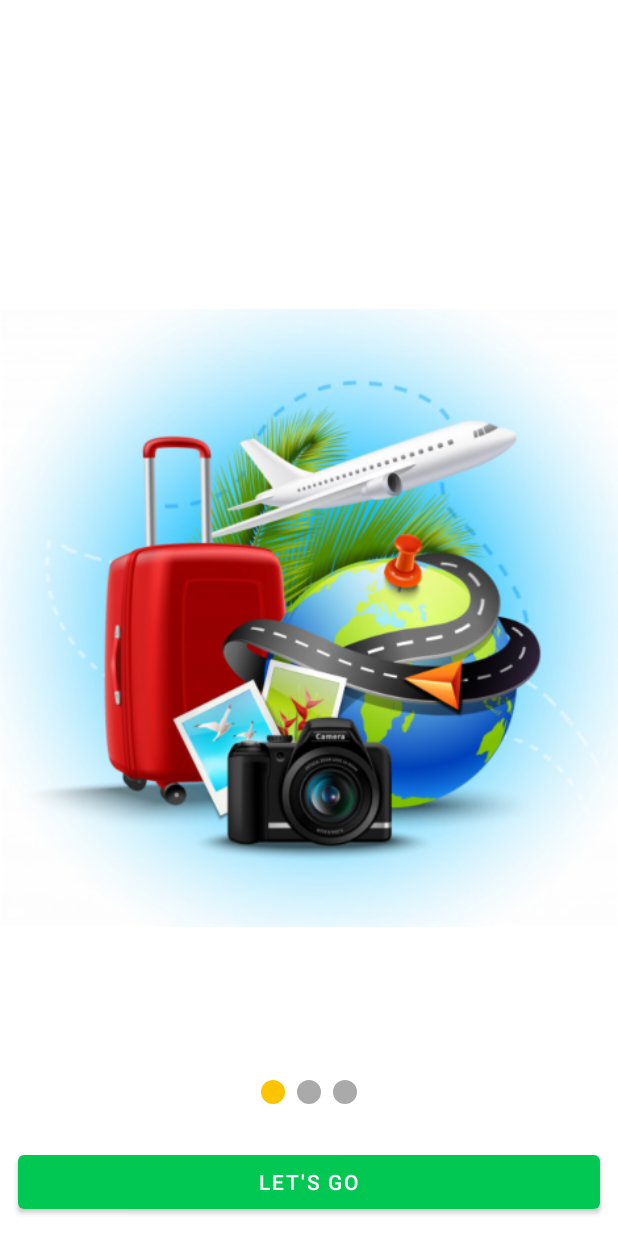
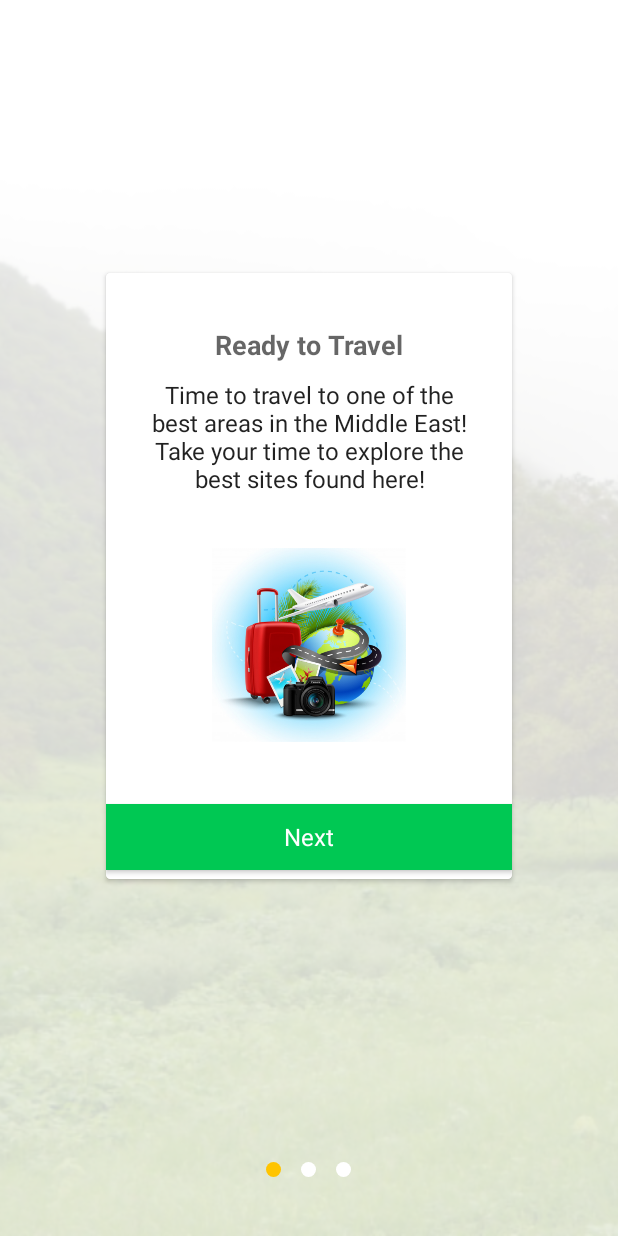
Before and after one commit to NoussaOns/TourGuide, an Android app: the screen it shows after launch (MainActivity), on a phone screen of 412 x 824 dp. Run offline under Robolectric (Android 15) with nearby library versions, the phone set to English and light mode, and no system bars; our stand-ins replace ButterKnife.

Commit message:
update the mainActivity with better ui

```diff
--- a/app/src/main/java/com/example/android/tourguideapp/MainActivity.java
+++ b/app/src/main/java/com/example/android/tourguideapp/MainActivity.java
@@ -1,17 +1,19 @@
 package com.example.android.tourguideapp;
 
+import android.content.Context;
 import android.content.Intent;
+import android.graphics.Color;
+import android.graphics.PorterDuff;
 import android.os.Bundle;
+import android.view.LayoutInflater;
 import android.view.View;
-
-import com.example.android.tourguideapp.fragment.PicturesFragment;
+import android.view.ViewGroup;
+import android.widget.ImageView;
+import android.widget.LinearLayout;
+import android.widget.TextView;
 import com.google.android.material.button.MaterialButton;
-import com.google.android.material.tabs.TabLayout;
-
 import androidx.annotation.NonNull;
 import androidx.appcompat.app.AppCompatActivity;
-import androidx.fragment.app.Fragment;
-import androidx.fragment.app.FragmentPagerAdapter;
 import androidx.viewpager.widget.PagerAdapter;
 import androidx.viewpager.widget.ViewPager;
 import butterknife.BindView;
@@ -19,48 +21,149 @@ import butterknife.ButterKnife;
 
 public class MainActivity extends AppCompatActivity {
 
+    private static final int MAX_STEP = 3;
+    // viewpager change listener
+    ViewPager.OnPageChangeListener viewPagerPageChangeListener = new ViewPager.OnPageChangeListener() {
+        @Override
+        public void onPageScrolled(int position, float positionOffset, int positionOffsetPixels) {
+        }
+
+        @Override
+        public void onPageSelected(int position) {
+            bottomProgressDots(position);
+        }
+
+        @Override
+        public void onPageScrollStateChanged(int state) {
+        }
+    };
+    private MyViewPagerAdapter myViewPagerAdapter;
+    private String[] titles;
+    private String[] aboutTitles;
+
     @BindView(R.id.view_pager)
     ViewPager viewPager;
-    @BindView(R.id.tabDots)
-    TabLayout tabLayout;
-    @BindView(R.id.lets_go_button)
-    MaterialButton button;
+    private int images[];
+
     @Override
     protected void onCreate(Bundle savedInstanceState) {
         super.onCreate(savedInstanceState);
         setContentView(R.layout.activity_main);
         ButterKnife.bind(this);
-        //pager adapter
-        PagerAdapter adapter = new FragmentPagerAdapter(getSupportFragmentManager()) {
-            int[] photos = {R.drawable.vacation_holidays_background_with_realistic_globe_suitcase_photo_camera_1284_10476, R.drawable.world_with_landmarks_background_watercolor_style_23_2147765646, R.drawable.modern_hotel_reception_composition_23_2147994128};
 
-            @NonNull
-            @Override
-            public Fragment getItem(int position) {
-                Fragment fragment = new PicturesFragment();
-                //Log.e("fragment:",fragment.getTag());
-                Bundle args = new Bundle();
-                args.putInt("photo", photos[position]);
-                fragment.setArguments(args);
-                return fragment;
+
+        titles = new String[]{
+                getString(R.string.ready_to_travel),
+                getString(R.string.best_destination),
+                getString(R.string.best_hotels)
+        };
+
+        aboutTitles = new String[]{
+                getString(R.string.ready_to_travel_text),
+                getString(R.string.best_destination_text),
+                getString(R.string.best_hotels_text)
+        };
+
+        images = new int[]{
+                R.drawable.vacation_holidays_background_with_realistic_globe_suitcase_photo_camera_1284_10476,
+                R.drawable.world_with_landmarks_background_watercolor_style_23_2147765646,
+                R.drawable.modern_hotel_reception_composition_23_2147994128
+        };
+
+
+        bottomProgressDots(0);
+
+        myViewPagerAdapter = new MyViewPagerAdapter();
+        viewPager.setAdapter(myViewPagerAdapter);
+        viewPager.addOnPageChangeListener(viewPagerPageChangeListener);
+
+        Tools.setSystemBarColor(this, R.color.overlay_light_80);
+        Tools.setSystemBarLight(this);
+
+    }
+
+    private void bottomProgressDots(int current_index) {
+        LinearLayout dotsLayout = findViewById(R.id.layoutDots);
+        ImageView[] dots = new ImageView[MAX_STEP];
+
+        dotsLayout.removeAllViews();
+        for (int i = 0; i < dots.length; i++) {
+            dots[i] = new ImageView(this);
+            int width_height = 15;
+            LinearLayout.LayoutParams params = new LinearLayout.LayoutParams(new ViewGroup.LayoutParams(width_height, width_height));
+            params.setMargins(10, 10, 10, 10);
+            dots[i].setLayoutParams(params);
+            dots[i].setImageResource(R.drawable.shape_circle);
+            dots[i].setColorFilter(Color.WHITE, PorterDuff.Mode.SRC_IN);
+            dotsLayout.addView(dots[i]);
+        }
+
+        if (dots.length > 0) {
+            dots[current_index].setImageResource(R.drawable.shape_circle);
+            dots[current_index].setColorFilter(getResources().getColor(R.color.colorAccent), PorterDuff.Mode.SRC_IN);
+        }
+    }
+
+    public class MyViewPagerAdapter extends PagerAdapter {
+        private LayoutInflater mLayoutInflater;
+        private MaterialButton mButton;
+
+        public MyViewPagerAdapter() {
         }
 
         @Override
         public int getCount() {
-                return photos.length;
+            return titles.length;
         }
-        };
 
-        //set the adapter into the viewPager
-        viewPager.setAdapter(adapter);
-        tabLayout.setupWithViewPager(viewPager, true);
+        @NonNull
+        @Override
+        public Object instantiateItem(@NonNull ViewGroup container, int position) {
+            mLayoutInflater = (LayoutInflater) getSystemService(Context.LAYOUT_INFLATER_SERVICE);
 
-        button.setOnClickListener(new View.OnClickListener() {
+            View view = mLayoutInflater.inflate(R.layout.card_items_main, container, false);
+
+            ((TextView) view.findViewById(R.id.title)).setText(titles[position]);
+            ((TextView) view.findViewById(R.id.description)).setText(aboutTitles[position]);
+            ((ImageView) view.findViewById(R.id.image)).setImageResource(images[position]);
+
+            mButton = view.findViewById(R.id.btn_next);
+
+            if (position == titles.length - 1) {
+                mButton.setText(getString(R.string.get_started));
+            } else {
+                mButton.setText(getString(R.string.next));
+            }
+
+            mButton.setOnClickListener(new View.OnClickListener() {
                 @Override
                 public void onClick(View v) {
+                    int current = viewPager.getCurrentItem() + 1;
+                    if (current < MAX_STEP) {
+                        // move to next screen
+                        viewPager.setCurrentItem(current);
+                    } else {
                         Intent i = new Intent(getApplicationContext(), Places.class);
                         startActivity(i);
+                        finish();
+                    }
                 }
             });
+
+            container.addView(view);
+
+            return view;
+        }
+
+        @Override
+        public boolean isViewFromObject(@NonNull View view, @NonNull Object object) {
+            return view == object;
+        }
+
+        @Override
+        public void destroyItem(ViewGroup container, int position, Object object) {
+            View view = (View) object;
+            container.removeView(view);
         }
     }
+}
--- /dev/null
+++ b/app/src/main/java/com/example/android/tourguideapp/Tools.java
@@ -0,0 +1,32 @@
+package com.example.android.tourguideapp;
+
+import android.app.Activity;
+import android.os.Build;
+import android.view.View;
+import android.view.Window;
+import android.view.WindowManager;
+
+import com.example.android.tourguideapp.R;
+
+import androidx.annotation.ColorRes;
+
+public class Tools {
+
+    public static void setSystemBarColor(Activity act, @ColorRes int color) {
+        if (Build.VERSION.SDK_INT >= Build.VERSION_CODES.LOLLIPOP) {
+            Window window = act.getWindow();
+            window.addFlags(WindowManager.LayoutParams.FLAG_DRAWS_SYSTEM_BAR_BACKGROUNDS);
+            window.clearFlags(WindowManager.LayoutParams.FLAG_TRANSLUCENT_STATUS);
+            window.setStatusBarColor(act.getResources().getColor(color));
+        }
+    }
+
+    public static void setSystemBarLight(Activity act) {
+        if (Build.VERSION.SDK_INT >= Build.VERSION_CODES.M) {
+            View view = act.findViewById(android.R.id.content);
+            int flags = view.getSystemUiVisibility();
+            flags |= View.SYSTEM_UI_FLAG_LIGHT_STATUS_BAR;
+            view.setSystemUiVisibility(flags);
+        }
+    }
+}
--- /dev/null
+++ b/app/src/main/res/drawable/shape_circle.xml
@@ -0,0 +1,6 @@
+<?xml version="1.0" encoding="utf-8"?>
+<shape xmlns:android="http://schemas.android.com/apk/res/android"
+    android:shape="oval">
+    <solid android:color="@android:color/white" />
+
+</shape>
--- a/app/src/main/res/layout/activity_main.xml
+++ b/app/src/main/res/layout/activity_main.xml
@@ -1,34 +1,35 @@
 <?xml version="1.0" encoding="utf-8"?>
 <RelativeLayout xmlns:android="http://schemas.android.com/apk/res/android"
-    xmlns:app="http://schemas.android.com/apk/res-auto"
-    xmlns:tools="http://schemas.android.com/tools"
     android:layout_width="match_parent"
     android:layout_height="match_parent"
-    android:background="@android:color/white"
-    android:orientation="vertical"
-    tools:context=".MainActivity">
+    android:fitsSystemWindows="false">
 
-    <androidx.viewpager.widget.ViewPager
-        android:id="@+id/view_pager"
+    <ImageView
         android:layout_width="match_parent"
-        android:layout_height="match_parent" />
+        android:layout_height="match_parent"
+        android:foreground="@color/overlay_light_80"
+        android:scaleType="centerCrop"
+        android:src="@drawable/salalah_mountain_green" />
 
-    <com.google.android.material.tabs.TabLayout
-        android:id="@+id/tabDots"
+    <LinearLayout
         android:layout_width="match_parent"
-        android:layout_height="wrap_content"
-        android:layout_above="@id/lets_go_button"
-        app:tabBackground="@drawable/tab_selector"
-        app:tabGravity="center"
-        app:tabIndicatorColor="@color/colorAccent"
-        app:tabIndicatorHeight="0dp" />
+        android:layout_height="match_parent"
+        android:orientation="vertical">
 
-    <com.google.android.material.button.MaterialButton
-        android:id="@+id/lets_go_button"
-        android:layout_width="match_parent"
-        android:layout_height="wrap_content"
-        android:layout_alignParentBottom="true"
-        android:layout_margin="@dimen/main_screen_margins"
-        android:text="@string/lets_go" />
+
+        <androidx.viewpager.widget.ViewPager
+            android:id="@+id/view_pager"
+            android:layout_width="match_parent"
+            android:layout_height="0dp"
+            android:layout_weight="1" />
+
+        <LinearLayout
+            android:id="@+id/layoutDots"
+            android:layout_width="match_parent"
+            android:layout_height="?attr/actionBarSize"
+            android:gravity="top|center_horizontal"
+            android:orientation="horizontal" />
+
+    </LinearLayout>
 
 </RelativeLayout>
--- /dev/null
+++ b/app/src/main/res/layout/card_items_main.xml
@@ -0,0 +1,69 @@
+<?xml version="1.0" encoding="utf-8"?>
+<RelativeLayout xmlns:android="http://schemas.android.com/apk/res/android"
+    xmlns:app="http://schemas.android.com/apk/res-auto"
+    android:id="@+id/lyt_parent"
+    android:layout_width="match_parent"
+    android:layout_height="match_parent">
+
+    <com.google.android.material.card.MaterialCardView
+        android:layout_width="wrap_content"
+        android:layout_height="wrap_content"
+        android:layout_centerInParent="true"
+        android:layout_gravity="bottom|center_horizontal"
+        android:layout_margin="@dimen/spacing_middle"
+        app:cardCornerRadius="3dp"
+        app:cardElevation="2dp">
+
+        <LinearLayout
+            android:layout_width="wrap_content"
+            android:layout_height="wrap_content"
+            android:layout_centerInParent="true"
+            android:background="@android:color/white"
+            android:gravity="center_horizontal"
+            android:orientation="vertical">
+
+            <TextView
+                android:id="@+id/title"
+                android:layout_width="wrap_content"
+                android:layout_height="wrap_content"
+                android:layout_marginTop="@dimen/spacing_xlarge"
+                android:text="Ready to Travel"
+                android:textAppearance="@style/TextAppearance.AppCompat.Medium"
+                android:textStyle="bold" />
+
+            <TextView
+                android:id="@+id/description"
+                android:layout_width="match_parent"
+                android:layout_height="wrap_content"
+                android:layout_marginLeft="@dimen/spacing_mxlarge"
+                android:layout_marginTop="@dimen/spacing_middle"
+                android:layout_marginRight="@dimen/spacing_mxlarge"
+                android:text="Find Featured and Premium \nItem From Our Store"
+                android:textAlignment="center"
+                android:textAppearance="@style/TextAppearance.AppCompat.Subhead" />
+
+            <ImageView
+                android:id="@+id/image"
+                android:layout_width="200dp"
+                android:layout_height="200dp"
+                android:layout_marginLeft="@dimen/spacing_xlarge"
+                android:layout_marginRight="@dimen/spacing_xlarge"
+                android:padding="@dimen/spacing_xlarge"
+                android:src="@drawable/vacation_holidays_background_with_realistic_globe_suitcase_photo_camera_1284_10476" />
+
+            <com.google.android.material.button.MaterialButton
+                android:id="@+id/btn_next"
+                android:layout_width="match_parent"
+                android:layout_height="?attr/actionBarSize"
+                android:elevation="0dp"
+                android:gravity="center"
+                android:text="@string/next"
+                android:textAppearance="@style/TextAppearance.AppCompat.Subhead"
+                android:textColor="@android:color/white"
+                app:cornerRadius="0dp" />
+
+        </LinearLayout>
+
+    </com.google.android.material.card.MaterialCardView>
+
+</RelativeLayout>
--- a/app/src/main/res/values/colors.xml
+++ b/app/src/main/res/values/colors.xml
@@ -4,4 +4,6 @@
     <color name="colorPrimaryDark">#009624</color>
     <color name="colorAccent">#ffc400</color>
 
+    <color name="overlay_light_80">#CCFFFFFF</color>
+
 </resources>
--- a/app/src/main/res/values/dimen.xml
+++ b/app/src/main/res/values/dimen.xml
@@ -18,4 +18,20 @@
 
     <dimen name="price_text_top_tight_margin">12dp</dimen>
     <dimen name="price_text_end_tight_margin">28dp</dimen>
+
+    <!--genaral spacing-->
+    <dimen name="spacing_xsmall">2dp</dimen>
+    <dimen name="spacing_small">3dp</dimen>
+    <dimen name="spacing_medium">5dp</dimen>
+    <dimen name="spacing_xmedium">7dp</dimen>
+    <dimen name="spacing_middle">10dp</dimen>
+    <dimen name="spacing_large">15dp</dimen>
+    <dimen name="spacing_smlarge">18dp</dimen>
+    <dimen name="spacing_mlarge">20dp</dimen>
+    <dimen name="spacing_mxlarge">25dp</dimen>
+    <dimen name="spacing_xlarge">35dp</dimen>
+    <dimen name="spacing_xmlarge">40dp</dimen>
+    <dimen name="spacing_xxlarge">50dp</dimen>
+    <dimen name="spacing_xxxlarge">55dp</dimen>
+    <dimen name="appbar_padding_top">8dp</dimen>
 </resources>
--- a/app/src/main/res/values/strings.xml
+++ b/app/src/main/res/values/strings.xml
@@ -1,6 +1,5 @@
 <resources>
     <string name="app_name">TourGuideApp</string>
-    <string name="lets_go">Let\'s Go</string>
     <string name="activities">Activities</string>
     <string name="nature">Nature</string>
     <string name="hotels">Hotels</string>
@@ -11,6 +10,14 @@
     <string name="salalah">Salalah</string>
     <string name="navigation_drawer_open">Open navigation drawer</string>
     <string name="navigation_drawer_close">Close navigation drawer</string>
+    <string name="ready_to_travel">Ready to Travel</string>
+    <string name="ready_to_travel_text">Time to travel to one of the best areas in the Middle East! Take your time to explore the best sites found here!</string>
+    <string name="best_destination">Best Destination</string>
+    <string name="best_destination_text">Consider Salalah to be your vey first destination. Wonderful nature, beaches and shopping places you can find here!</string>
+    <string name="best_hotels">Best Hotels</string>
+    <string name="best_hotels_text">Hotels cover all your needs with affordable prices. Welcome!</string>
+    <string name="get_started">Get Started</string>
+    <string name="next">Next</string>
 
     <!--Restaurants-->
     <string name="hamdan_plaza_restaurant">Hamdan Plaza Restaurant</string>
```
Lines whose indentation alone changed are shown as unchanged.
